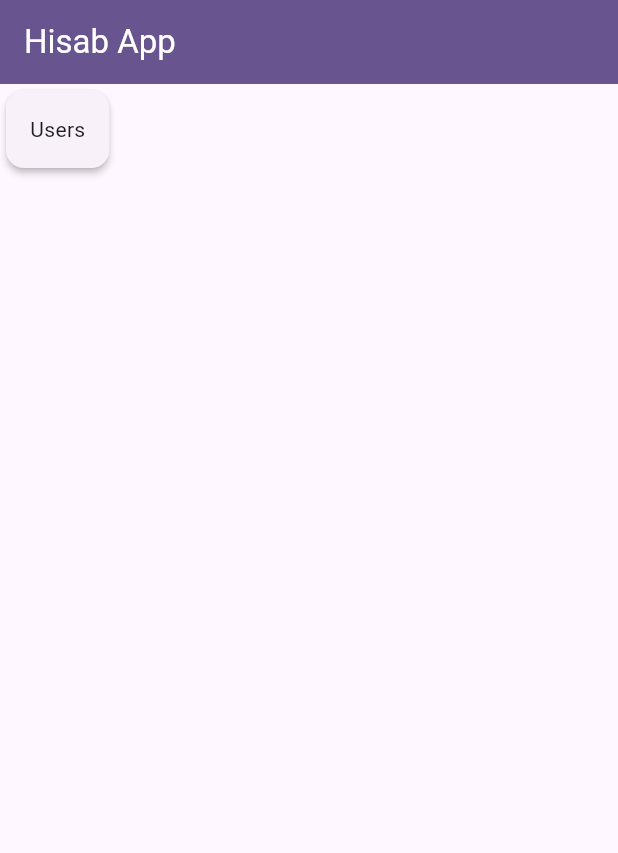
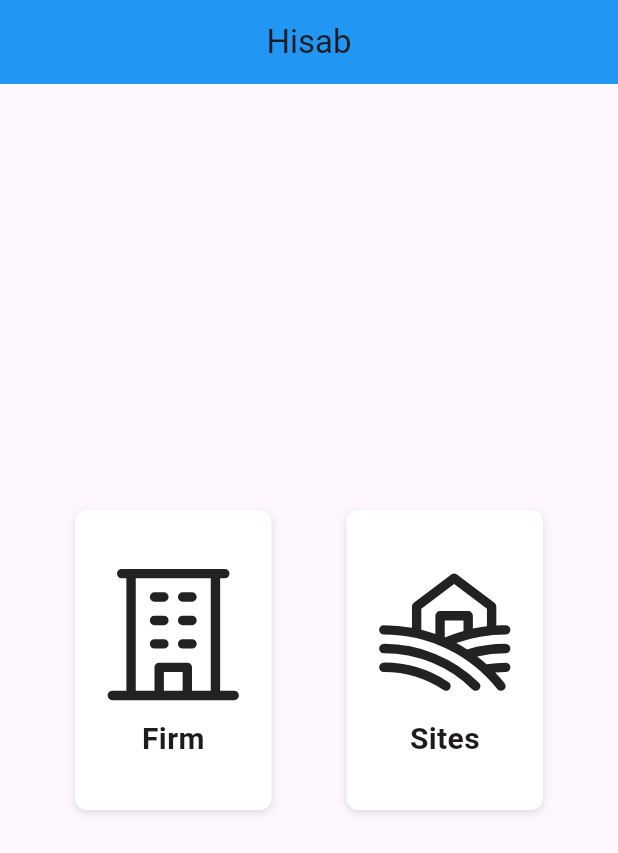
Before and after one commit to absharul/Hisab-Desktop, a Flutter app: the screen it shows after launch, on a phone screen of 412 x 824 dp. Shown: the top 853 px of the screen. Run offline on Flutter 3.47's test engine with Material 3 defaults, Android fonts, the phone set to English and light mode, and no system bars; our stand-ins replace go_router, objectbox, phosphor_flutter; generated files the repository leaves out were written again.

Commit message:
Added the object box and a firm listing

```diff
--- a/lib/main.dart
+++ b/lib/main.dart
@@ -1,7 +1,14 @@
 import 'package:flutter/material.dart';
-import 'package:hisab/routes/main.dart';
+import 'package:hisab/objectbox.dart';
+import 'package:hisab/routes/route.dart';
 
-void main() {
+late ObjectBox objectbox;
+
+Future<void> main() async {
+  WidgetsFlutterBinding.ensureInitialized();
+
+  objectbox = await ObjectBox.create();
+
   runApp(const MyApp());
 }
 
@@ -12,7 +19,8 @@ class MyApp extends StatelessWidget {
   @override
   Widget build(BuildContext context) {
     return MaterialApp.router(
-      title: 'Flutter Demo',
+      title: 'Hisab',
+      debugShowCheckedModeBanner: false,
       theme: ThemeData(
         colorScheme: ColorScheme.fromSeed(seedColor: Colors.deepPurple),
         useMaterial3: true,
--- a/lib/routes/main.dart
+++ /dev/null
@@ -1,12 +0,0 @@
-import 'package:go_router/go_router.dart';
-import 'package:hisab/widgets/pages/home_page.dart';
-
-// GoRouter configuration
-final router = GoRouter(
-  routes: [
-    GoRoute(
-      path: '/',
-      builder: (context, state) => const Homepage(),
-    ),
-  ],
-);
--- /dev/null
+++ b/lib/routes/route.dart
@@ -0,0 +1,23 @@
+import 'package:go_router/go_router.dart';
+import 'package:hisab/screens/screen_home.dart';
+import 'package:hisab/screens/screen_site_list.dart';
+
+import '../screens/screen_firm_list.dart';
+
+// GoRouter configuration
+final router = GoRouter(
+  routes: [
+    GoRoute(
+      path: '/',
+      builder: (context, state) => const ScreenHome(),
+    ),
+    GoRoute(
+      path: "/firms",
+      builder: (context, state) => const ScreenFirmListing(),
+    ),
+    GoRoute(
+      path: "/sites",
+      builder: (context, state) => const ScreenSiteListing(),
+    )
+  ],
+);
--- /dev/null
+++ b/lib/screens/screen_home.dart
@@ -0,0 +1,48 @@
+import 'package:flutter/material.dart';
+import 'package:go_router/go_router.dart';
+import 'package:hisab/routes/route.dart';
+import 'package:hisab/screens/widgets/widget_entity_card.dart';
+import 'package:phosphor_flutter/phosphor_flutter.dart';
+
+class ScreenHome extends StatelessWidget {
+  const ScreenHome({super.key});
+
+  @override
+  Widget build(BuildContext context) {
+    return Scaffold(
+      appBar: AppBar(
+        centerTitle: true,
+        backgroundColor: Colors.blue,
+        title: const Text('Hisab'),
+      ),
+      body: Padding(
+        padding: const EdgeInsets.symmetric(horizontal: 50),
+        child: Center(
+          child: Row(
+            children: [
+              Expanded(
+                child: WidgetEntityCard(
+                  icon: PhosphorIcons.building(),
+                  name: "Firm",
+                  onTap: () {
+                    router.push('/firms');
+                  },
+                ),
+              ),
+              const SizedBox(width: 50),
+              Expanded(
+                child: WidgetEntityCard(
+                  icon: PhosphorIcons.farm(),
+                  name: "Sites",
+                  onTap: () {
+                    router.push('/sites');
+                  },
+                ),
+              )
+            ],
+          ),
+        ),
+      ),
+    );
+  }
+}
--- /dev/null
+++ b/lib/screens/widgets/widget_entity_card.dart
@@ -0,0 +1,48 @@
+import 'package:flutter/material.dart';
+
+class WidgetEntityCard extends StatelessWidget {
+  final String name;
+  final IconData icon;
+  final Function onTap;
+  const WidgetEntityCard(
+      {super.key, required this.onTap, required this.name, required this.icon});
+
+  @override
+  Widget build(BuildContext context) {
+    return InkWell(
+      onTap: () {
+        onTap();
+      },
+      child: Container(
+        height: 200,
+        width: 150,
+        padding: const EdgeInsets.all(10),
+        decoration: BoxDecoration(
+          color: Colors.white,
+          borderRadius: BorderRadius.circular(8),
+          boxShadow: const [
+            BoxShadow(
+              color: Colors.black12,
+              blurRadius: 4,
+              offset: Offset(0, 2),
+            ),
+          ],
+        ),
+        child: Center(
+          child: Column(
+            mainAxisAlignment: MainAxisAlignment.center,
+            children: [
+              Icon(icon, size: 100),
+              const SizedBox(height: 5),
+              Text(
+                name,
+                style:
+                    const TextStyle(fontSize: 20, fontWeight: FontWeight.bold),
+              ),
+            ],
+          ),
+        ),
+      ),
+    );
+  }
+}
--- a/lib/widgets/pages/home_page.dart
+++ /dev/null
@@ -1,37 +0,0 @@
-import 'package:flutter/material.dart';
-import 'package:go_router/go_router.dart';
-
-const entities = [
-  {"id": "user", "label": "User"},
-  {"id": "firm", "label": "Firm"},
-  {"id": "site", "label": "Site"},
-  {"id": "bank", "label": "Bank Accounts"}
-];
-
-class Homepage extends StatelessWidget {
-  const Homepage({super.key});
-
-  @override
-  Widget build(BuildContext context) {
-    return Scaffold(
-      appBar: AppBar(
-        backgroundColor: Theme.of(context).primaryColor,
-        foregroundColor: Theme.of(context).colorScheme.onPrimary,
-        title: const Text('Hisab App'),
-      ),
-      // Generate a grid of cards
-      body: Card(
-        elevation: 2,
-        child: InkWell(
-          onTap: () {
-            context.go("/users");
-          },
-          child: const Padding(
-            padding: EdgeInsets.all(16.0),
-            child: Text("Users"),
-          ),
-        ),
-      ),
-    );
-  }
-}
```
Also changed, not shown: lib/models/model_firm.dart (added, +16 -0 lines), lib/models/model_site.dart (added, +12 -0 lines), lib/objectbox-model.json (added, +42 -0 lines), lib/objectbox.dart (added, +21 -0 lines), lib/screens/screen_firm_list.dart (added, +89 -0 lines), lib/screens/screen_site_list.dart (added, +53 -0 lines), pubspec.yaml (+6 -1 lines), lib/objectbox.g.dart (added), lib/widgets/pages/users_page.dart (deleted), pubspec.lock, 5 other files.
